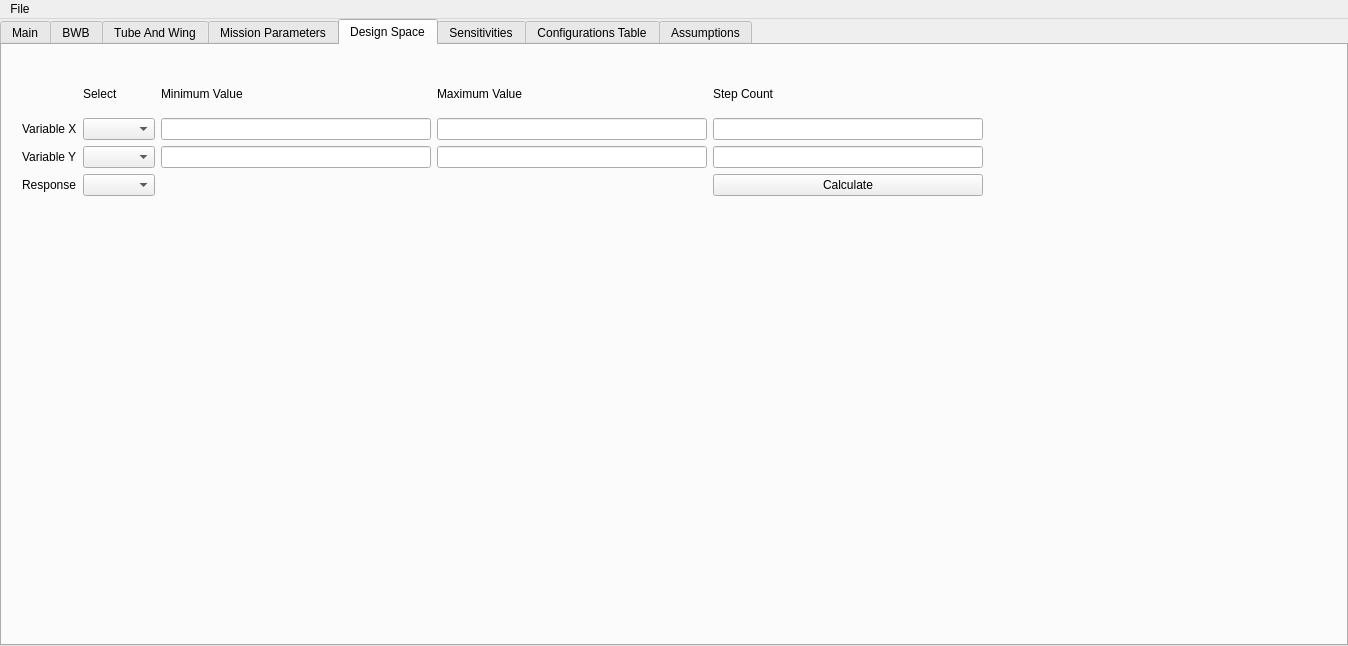
The window that BWB_GUI/form.ui (bsannar/Capstone_BWB) describes before a commit, drawn with Qt 5.
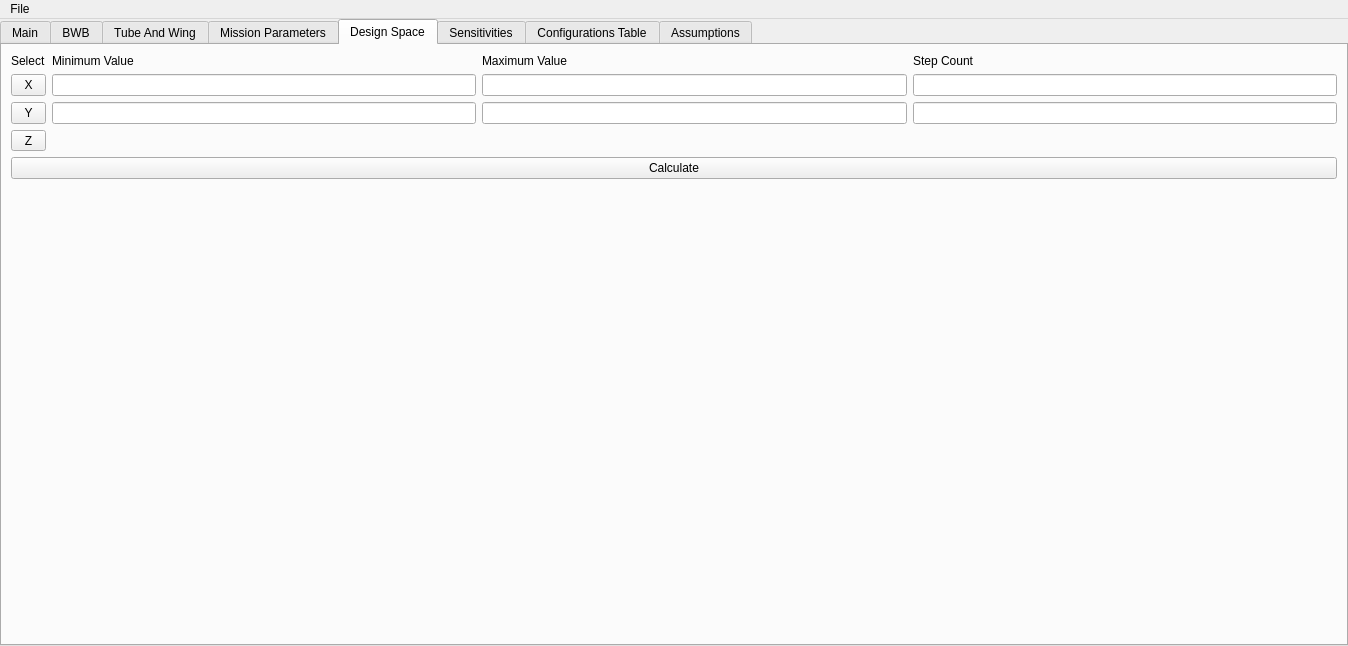
The same window after the commit. The open tabs and pages were chosen to show the change.

Commit message: Response surface shows up in GUI now. Still need to hook in calculations for mission outputs

Patch:
```diff
--- a/BWB_GUI/form.ui
+++ b/BWB_GUI/form.ui
@@ -838,101 +838,126 @@
        <attribute name="title">
         <string>Design Space</string>
        </attribute>
-       <widget class="QWidget" name="layoutWidget">
-        <property name="geometry">
-         <rect>
-          <x>20</x>
-          <y>30</y>
-          <width>961</width>
-          <height>121</height>
-         </rect>
-        </property>
-        <layout class="QGridLayout" name="gridLayout_10" columnstretch="0,0,0,0,0">
-         <item row="1" column="2">
-          <widget class="QLineEdit" name="min_X"/>
-         </item>
-         <item row="2" column="2">
-          <widget class="QLineEdit" name="min_Y"/>
-         </item>
-         <item row="0" column="1">
-          <widget class="QLabel" name="label_select">
-           <property name="text">
-            <string>Select</string>
-           </property>
-          </widget>
-         </item>
+       <layout class="QVBoxLayout" name="verticalLayout_4">
+        <item>
+         <layout class="QGridLayout" name="gridLayout_10" columnstretch="0,0,0,0">
          <item row="1" column="0">
-          <widget class="QLabel" name="variable_X">
-           <property name="text">
-            <string>Variable X</string>
-           </property>
-          </widget>
-         </item>
-         <item row="2" column="0">
-          <widget class="QLabel" name="variable_Y">
+           <widget class="QToolButton" name="ddX">
+            <property name="sizePolicy">
+             <sizepolicy hsizetype="Preferred" vsizetype="Preferred">
+              <horstretch>0</horstretch>
+              <verstretch>0</verstretch>
+             </sizepolicy>
+            </property>
            <property name="text">
-            <string>Variable Y</string>
+             <string>X</string>
            </property>
           </widget>
          </item>
-         <item row="3" column="0">
-          <widget class="QLabel" name="Response">
-           <property name="text">
-            <string>Response</string>
-           </property>
-          </widget>
+          <item row="2" column="2">
+           <widget class="QLineEdit" name="txtMaxY"/>
+          </item>
+          <item row="1" column="2">
+           <widget class="QLineEdit" name="txtMaxX"/>
          </item>
          <item row="2" column="1">
-          <widget class="QComboBox" name="dd_Y"/>
-         </item>
-         <item row="1" column="4">
-          <widget class="QLineEdit" name="step_X"/>
-         </item>
-         <item row="1" column="3">
-          <widget class="QLineEdit" name="max_X"/>
-         </item>
-         <item row="1" column="1">
-          <widget class="QComboBox" name="dd_X"/>
-         </item>
-         <item row="3" column="1">
-          <widget class="QComboBox" name="dd_R"/>
-         </item>
-         <item row="2" column="4">
-          <widget class="QLineEdit" name="step_Y"/>
-         </item>
-         <item row="2" column="3">
-          <widget class="QLineEdit" name="max_Y"/>
+           <widget class="QLineEdit" name="txtMinY"/>
          </item>
          <item row="0" column="2">
-          <widget class="QLabel" name="label_min">
-           <property name="text">
-            <string>Minimum Value</string>
-           </property>
-          </widget>
-         </item>
-         <item row="0" column="3">
           <widget class="QLabel" name="label_max">
+            <property name="sizePolicy">
+             <sizepolicy hsizetype="Preferred" vsizetype="Preferred">
+              <horstretch>0</horstretch>
+              <verstretch>0</verstretch>
+             </sizepolicy>
+            </property>
            <property name="text">
             <string>Maximum Value</string>
            </property>
           </widget>
          </item>
-         <item row="0" column="4">
+          <item row="0" column="1">
+           <widget class="QLabel" name="label_min">
+            <property name="sizePolicy">
+             <sizepolicy hsizetype="Preferred" vsizetype="Preferred">
+              <horstretch>0</horstretch>
+              <verstretch>0</verstretch>
+             </sizepolicy>
+            </property>
+            <property name="text">
+             <string>Minimum Value</string>
+            </property>
+           </widget>
+          </item>
+          <item row="0" column="3">
           <widget class="QLabel" name="label_step">
            <property name="text">
             <string>Step Count</string>
            </property>
           </widget>
          </item>
-         <item row="3" column="4">
-          <widget class="QPushButton" name="button_calc">
+          <item row="3" column="0">
+           <widget class="QToolButton" name="ddZ">
+            <property name="sizePolicy">
+             <sizepolicy hsizetype="Preferred" vsizetype="Preferred">
+              <horstretch>0</horstretch>
+              <verstretch>0</verstretch>
+             </sizepolicy>
+            </property>
+            <property name="text">
+             <string>Z</string>
+            </property>
+           </widget>
+          </item>
+          <item row="2" column="0">
+           <widget class="QToolButton" name="ddY">
+            <property name="sizePolicy">
+             <sizepolicy hsizetype="Preferred" vsizetype="Preferred">
+              <horstretch>0</horstretch>
+              <verstretch>0</verstretch>
+             </sizepolicy>
+            </property>
+            <property name="text">
+             <string>Y</string>
+            </property>
+           </widget>
+          </item>
+          <item row="1" column="1">
+           <widget class="QLineEdit" name="txtMinX"/>
+          </item>
+          <item row="0" column="0">
+           <widget class="QLabel" name="label_select">
+            <property name="text">
+             <string>Select</string>
+            </property>
+           </widget>
+          </item>
+          <item row="1" column="3">
+           <widget class="QLineEdit" name="txtStepX"/>
+          </item>
+          <item row="2" column="3">
+           <widget class="QLineEdit" name="txtStepY"/>
+          </item>
+         </layout>
+        </item>
+        <item>
+         <widget class="QPushButton" name="btnCalculateResponseSurface">
            <property name="text">
             <string>Calculate</string>
            </property>
           </widget>
          </item>
-        </layout>
-       </widget>
+        <item>
+         <widget class="QWidget" name="widResponseSurface" native="true">
+          <property name="sizePolicy">
+           <sizepolicy hsizetype="Expanding" vsizetype="Expanding">
+            <horstretch>0</horstretch>
+            <verstretch>0</verstretch>
+           </sizepolicy>
+          </property>
+         </widget>
+        </item>
+       </layout>
       </widget>
       <widget class="QWidget" name="tab">
        <attribute name="title">
```
Left out of the diff: 16 changed lines with no effect on the pictures. Lines whose indentation alone changed are shown as unchanged. The commit also changes 5 other files.
